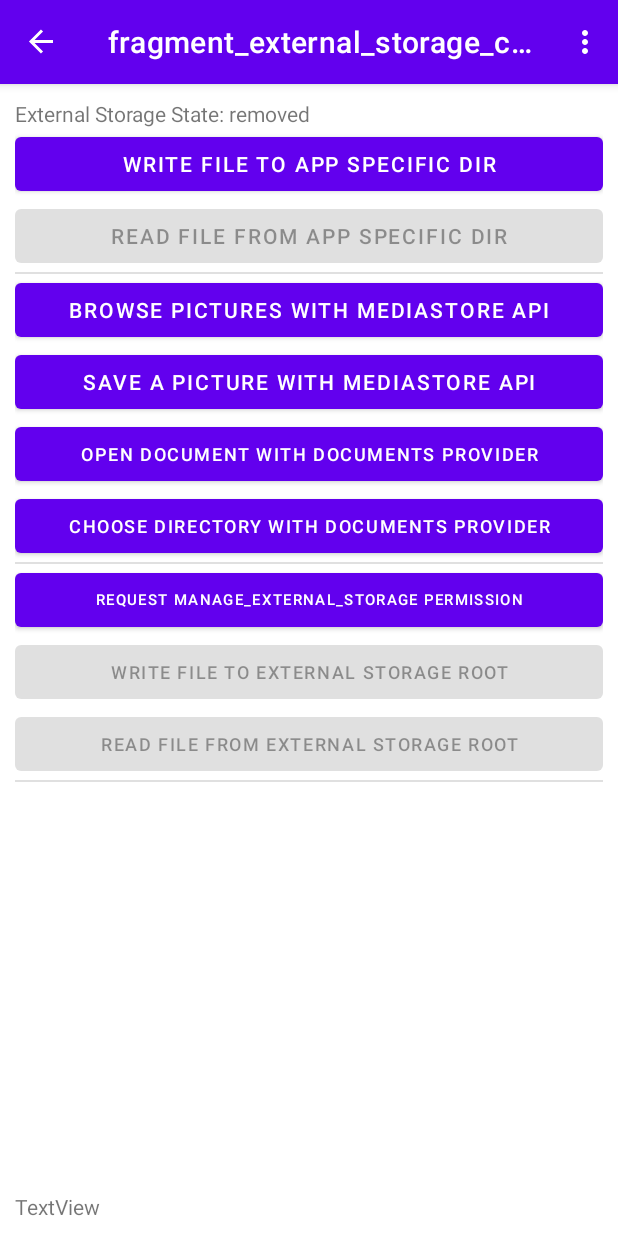
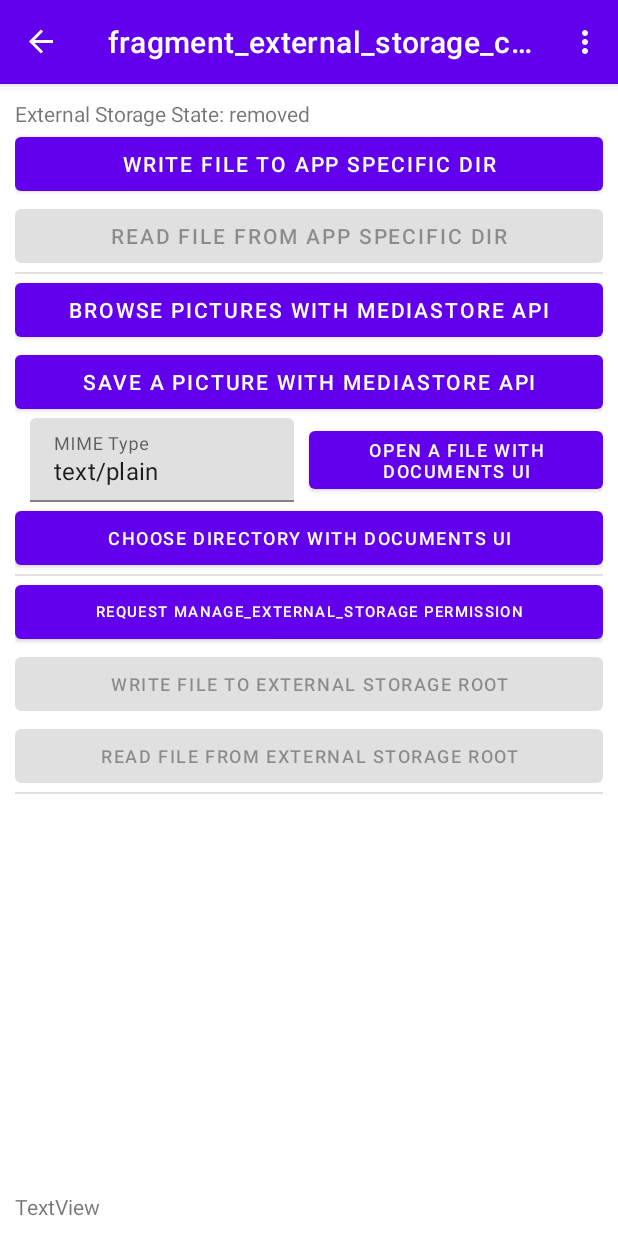
Before and after one commit to FydeOS/Kang, an Android app: the ExternalStorageCheckFragment screen opened through its navigation route, on a phone screen of 412 x 824 dp. Run offline under Robolectric (Android 15) with nearby library versions, the phone set to English and light mode, and no system bars; our stand-ins replace navigation-ui; 1 statement that could not run was skipped.

Commit message:
Add Documents UI test

```diff
--- a/app/src/main/res/layout/fragment_external_storage_check.xml
+++ b/app/src/main/res/layout/fragment_external_storage_check.xml
@@ -53,12 +53,37 @@
                 android:layout_height="wrap_content"
                 android:text="@string/save_picture_with_media_store_api" />
 
+            <LinearLayout
+                android:layout_width="match_parent"
+                android:layout_height="match_parent"
+                android:orientation="horizontal">
+
+                <com.google.android.material.textfield.TextInputLayout
+                    android:layout_width="match_parent"
+                    android:layout_height="wrap_content"
+                    android:layout_marginHorizontal="10dp"
+                    android:layout_weight="1"
+                    android:hint="@string/mime_prompt">
+
+                    <com.google.android.material.textfield.TextInputEditText
+                        android:id="@+id/input_mime"
+                        android:layout_width="match_parent"
+                        android:layout_height="wrap_content"
+                        android:layout_weight="1"
+                        android:text="@string/mime_default" />
+
+                </com.google.android.material.textfield.TextInputLayout>
+
+
                 <Button
                     android:id="@+id/btn_doc_open"
                     android:layout_width="match_parent"
                     android:layout_height="wrap_content"
+                    android:layout_gravity="center"
+                    android:layout_weight="1"
                     android:text="@string/document_open"
                     android:textSize="12sp" />
+            </LinearLayout>
 
             <Button
             android:id="@+id/btn_doc_dir_open"
--- a/app/src/main/res/values/strings.xml
+++ b/app/src/main/res/values/strings.xml
@@ -110,8 +110,12 @@
     <string name="read_storage_root">Read file from external storage root</string>
     <string name="save_picture_with_media_store_api">Save a picture with MediaStore API</string>
     <string name="browse_pictures_with_media_store_api">Browse pictures with MediaStore API</string>
-    <string name="document_open">Open document with Documents Provider</string>
-    <string name="document_dir_open">Choose directory with Documents Provider</string>
+    <string name="document_open">Open a file with Documents UI</string>
+    <string name="document_dir_open">Choose directory with Documents UI</string>
     <string name="reqest_storage_manage_permission">Request MANAGE_EXTERNAL_STORAGE Permission</string>
     <string name="image_load_error">Error while loading image %s: %s</string>
+    <string name="mime_default">text/plain</string>
+    <string name="mime_prompt">MIME Type</string>
+    <string name="file_pick_cancelled">File pick cancelled by user.</string>
+    <string name="file_info">File size: %s\nContent preview: %s</string>
 </resources>
```
Also changed, not shown: app/src/main/java/io/fydeos/kangtester/ExternalStorageCheckFragment.kt (+67 -5 lines). Lines whose indentation alone changed are shown as unchanged.
